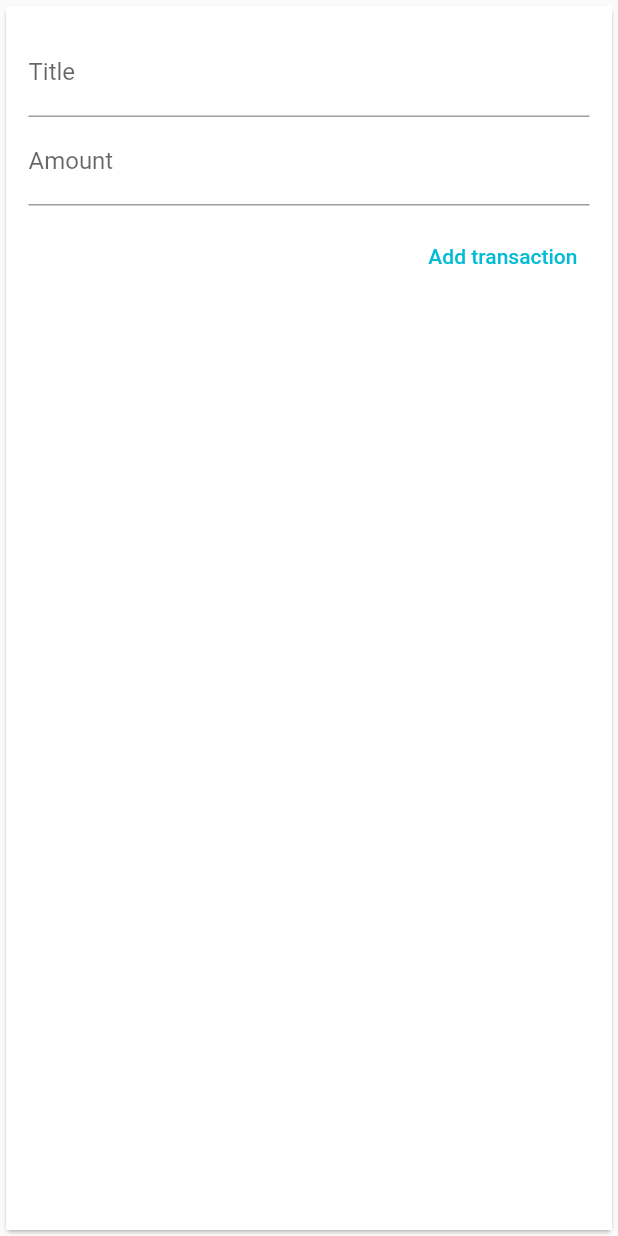
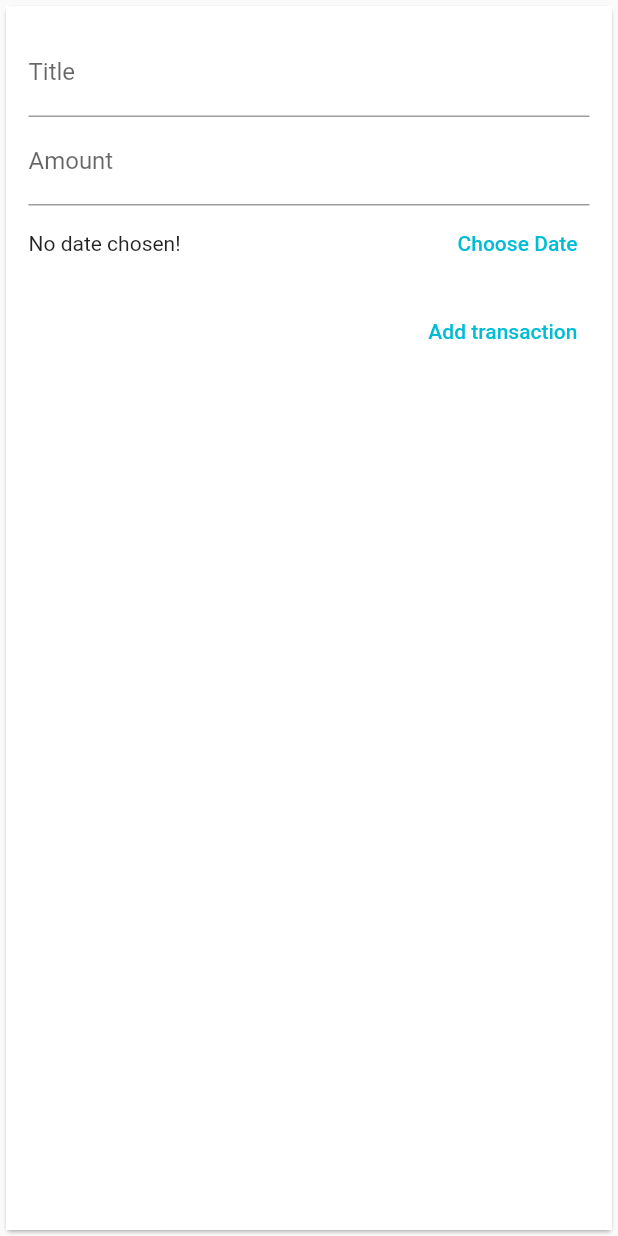
Before and after one commit to KyriakosMilad/expenses_tracker, a Flutter app: the NewTransaction widget shown alone on an empty page, opened directly with empty values, after a tap on "Add transaction", on a phone screen of 412 x 824 dp. Run offline on Flutter 3.47's test engine with Material 2 defaults, Android fonts, the phone set to English and light mode, and no system bars.

Commit message:
Allow user to pick date when creating new transaction

```diff
--- a/lib/widgets/new_transaction.dart
+++ b/lib/widgets/new_transaction.dart
@@ -13,11 +13,24 @@ class NewTransaction extends StatefulWidget {
 class _NewTransactionState extends State<NewTransaction> {
   final _titleController = TextEditingController();
   final _amountController = TextEditingController();
+  var _dateController;
 
   void _addTransaction() {
-    widget._addTransactionFunc(_titleController.text, double.parse(_amountController.text), DateTime.now());
+    widget._addTransactionFunc(_titleController.text, double.parse(_amountController.text), _dateController);
 
     Navigator.of(context).pop();
+  }
+
+  void _showPickDate() {
+    showDatePicker(context: context, initialDate: DateTime.now(), firstDate: DateTime(DateTime.now().year), lastDate: DateTime.now())
+        .then((pickedDate) {
+      if (pickedDate == null) {
+        return;
+      }
+      setState(() {
+        _dateController = pickedDate;
+      });
+    });
   }
 
   @override
@@ -39,6 +52,15 @@ class _NewTransactionState extends State<NewTransaction> {
               keyboardType: TextInputType.number,
             ),
             Container(
+              height: 50,
+              child: Row(
+                children: <Widget>[
+                  Expanded(child: _dateController == null ? Text('No date chosen!') : Text('Date chosen: ${_dateController}')),
+                  TextButton(onPressed: _showPickDate, child: Text('Choose Date'))
+                ],
+              ),
+            ),
+            Container(
               child: TextButton(
                   onPressed: () {
                     _addTransaction();
```
